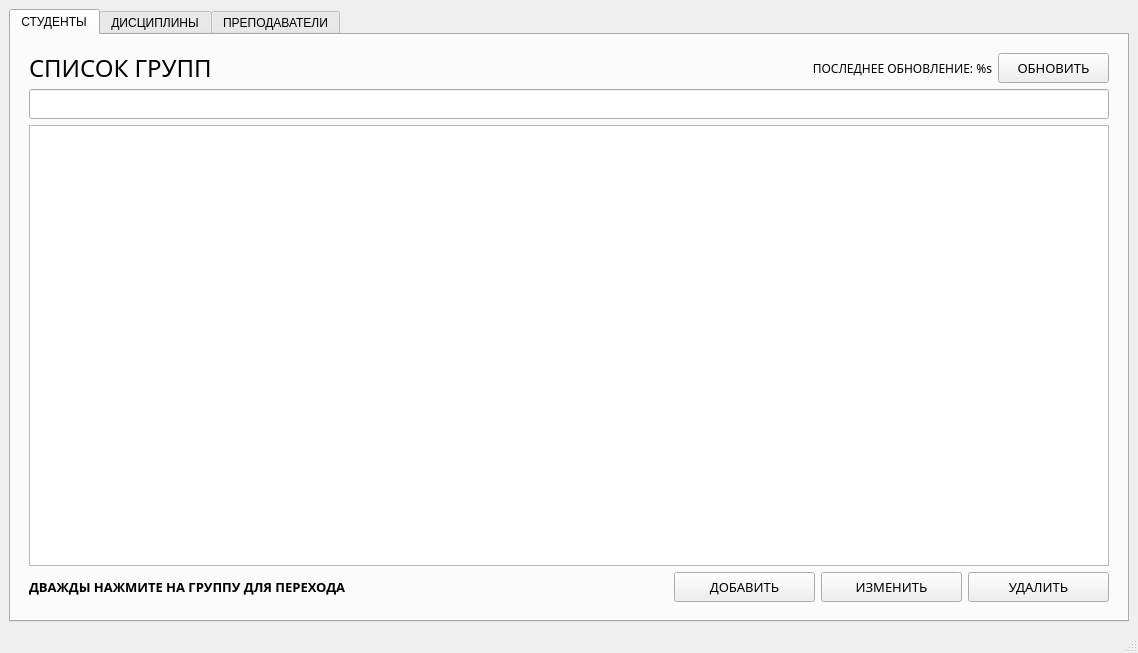
This is Group_Project_Win/GUI/Forms/UI/mainWindowForm.ui in Metaraddin/SiPI_4 as Qt 5 draws it before an edit. The edited form follows.
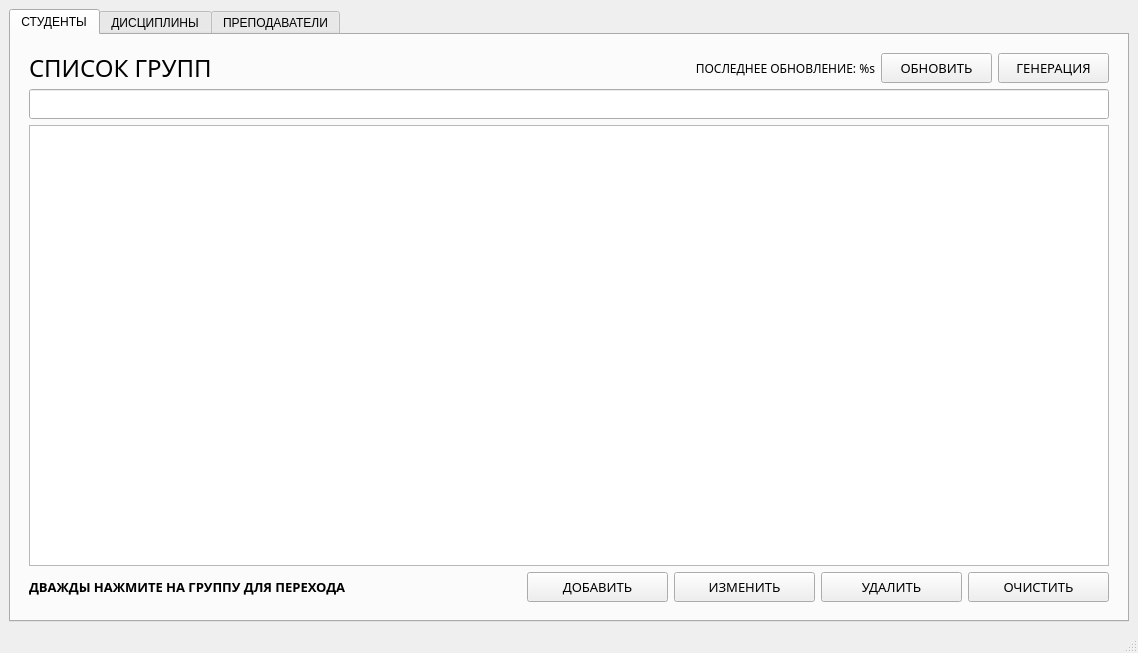
This is the edited form.

The edit to the form file:
```diff
--- a/Group_Project_Win/GUI/Forms/UI/mainWindowForm.ui
+++ b/Group_Project_Win/GUI/Forms/UI/mainWindowForm.ui
@@ -52,7 +52,7 @@
         <string>СТУДЕНТЫ</string>
        </attribute>
        <layout class="QGridLayout" name="gridLayout_2">
-        <item row="2" column="0">
+        <item row="0" column="0">
          <widget class="QStackedWidget" name="stackedWidget">
           <property name="currentIndex">
            <number>0</number>
@@ -123,6 +123,31 @@
                   </property>
                  </widget>
                 </item>
+                <item>
+                 <widget class="QPushButton" name="button_gen_general">
+                  <property name="minimumSize">
+                   <size>
+                    <width>111</width>
+                    <height>30</height>
+                   </size>
+                  </property>
+                  <property name="maximumSize">
+                   <size>
+                    <width>111</width>
+                    <height>30</height>
+                   </size>
+                  </property>
+                  <property name="font">
+                   <font>
+                    <family>Google Sans</family>
+                    <pointsize>10</pointsize>
+                   </font>
+                  </property>
+                  <property name="text">
+                   <string>ГЕНЕРАЦИЯ</string>
+                  </property>
+                 </widget>
+                </item>
                </layout>
               </item>
               <item>
@@ -239,6 +264,25 @@
                 </property>
                </widget>
               </item>
+              <item>
+               <widget class="QPushButton" name="button_clear_general">
+                <property name="minimumSize">
+                 <size>
+                  <width>141</width>
+                  <height>30</height>
+                 </size>
+                </property>
+                <property name="font">
+                 <font>
+                  <family>Google Sans</family>
+                  <pointsize>10</pointsize>
+                 </font>
+                </property>
+                <property name="text">
+                 <string>ОЧИСТИТЬ</string>
+                </property>
+               </widget>
+              </item>
              </layout>
             </item>
            </layout>
```
Left out of the diff: 154 changed lines with no effect on the pictures.
